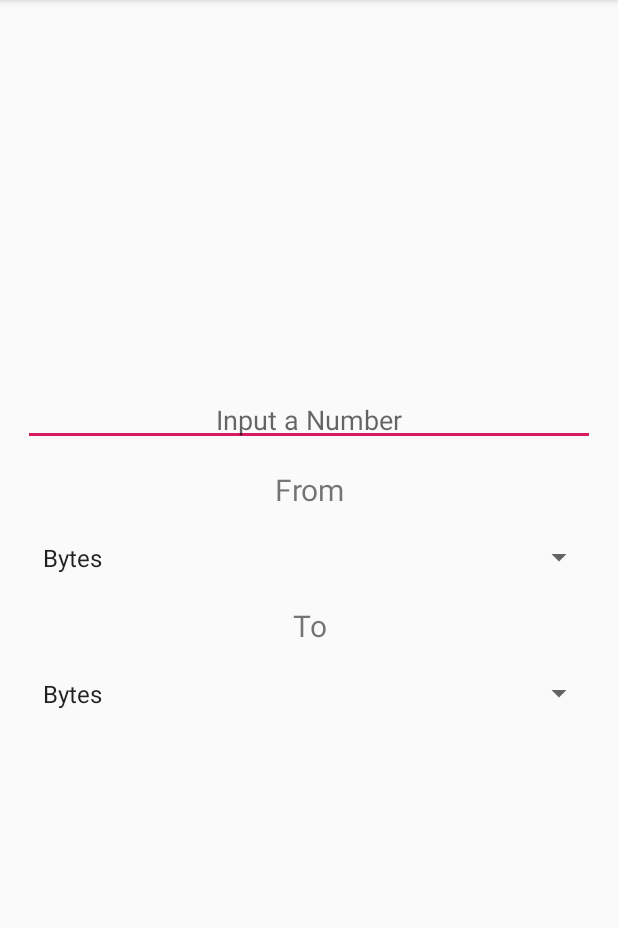
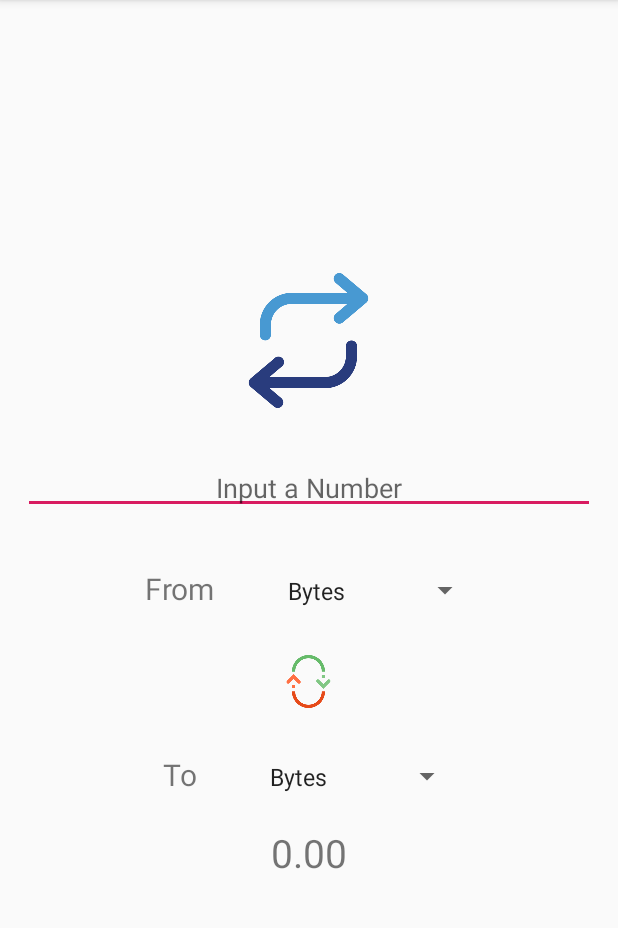
Before and after one commit to umairayub79/ByteConverter, an Android app: the screen it shows after launch (MainActivity), on a phone screen of 412 x 824 dp, the part 84-1012 px from its top. Run offline under Robolectric (Android 15) with nearby library versions, the phone set to English and light mode, and no system bars.

Commit message:
Added "Switch" button

```diff
--- a/app/src/main/java/codes/umair/byteconverter/MainActivity.java
+++ b/app/src/main/java/codes/umair/byteconverter/MainActivity.java
@@ -1,20 +1,20 @@
 package codes.umair.byteconverter;
-
-import androidx.appcompat.app.AppCompatActivity;
 
 import android.os.Bundle;
 import android.text.Editable;
 import android.text.TextWatcher;
-import android.text.format.Formatter;
 import android.view.View;
+import android.view.animation.AccelerateInterpolator;
+import android.view.animation.Animation;
+import android.view.animation.TranslateAnimation;
 import android.widget.AdapterView;
 import android.widget.ArrayAdapter;
-import android.widget.Button;
 import android.widget.EditText;
+import android.widget.ImageView;
 import android.widget.Spinner;
-import android.widget.Switch;
 import android.widget.TextView;
-import android.widget.Toast;
+
+import androidx.appcompat.app.AppCompatActivity;
 
 import java.util.Locale;
 
@@ -23,14 +23,36 @@ public class MainActivity extends AppCompatActivity {
     Spinner spinnerFrom, spinnerTo;
     TextView tv_result;
     EditText editText_input;
-    String[] units = {"Bytes", "Kilobytes", "Megabytes", "Gigabytes", "Terabytes"};
+    private final TextWatcher textWatcher = new TextWatcher() {
+        @Override
+        public void beforeTextChanged(CharSequence charSequence, int i, int i1, int i2) {
+
+        }
+
+        @Override
+        public void onTextChanged(CharSequence charSequence, int i, int i1, int i2) {
+            String input = editText_input.getText().toString();
+            if (input.isEmpty()) {
+                tv_result.setText("0.00");
+            } else {
+                task();
+            }
 
 
+        }
+
+        @Override
+        public void afterTextChanged(Editable editable) {
+
+        }
+    };
+    ImageView img_Icon;
+    ImageView img_btnSwitch;
 
     // 1KB == 1024 B
     // 1MB == 1024 KB
     // 1GB == 1024 MB
-
+    String[] Units = {"Bytes", "Kilobytes", "Megabytes", "Gigabytes", "Terabytes"};
 
     /*
 
@@ -46,74 +68,106 @@ public class MainActivity extends AppCompatActivity {
       To convert GB to MB Multiply digital value by 1024
       for example 1GB * 1024 = 1024 MB
 
-
      */
     @Override
     protected void onCreate(Bundle savedInstanceState) {
         super.onCreate(savedInstanceState);
         setContentView(R.layout.activity_main);
-        tv_result = (TextView) findViewById(R.id.tv_result);
-        spinnerFrom = (Spinner) findViewById(R.id.spinner_from);
-        spinnerTo = (Spinner) findViewById(R.id.spinner_to);
-        editText_input = (EditText) findViewById(R.id.edt_input);
+        tv_result = findViewById(R.id.tv_result);
+        spinnerFrom = findViewById(R.id.spinner_from);
+        spinnerTo = findViewById(R.id.spinner_to);
+        editText_input = findViewById(R.id.edt_input);
+        img_btnSwitch = findViewById(R.id.imgSwitch);
+        img_Icon = findViewById(R.id.imgVicon);
+        img_Icon.startAnimation(inFromLeft());
 
 
         //Creating the ArrayAdapter instance having the country list
-        ArrayAdapter adapter = new ArrayAdapter(this, android.R.layout.simple_spinner_item, units);
+        ArrayAdapter adapter = new ArrayAdapter(this, android.R.layout.simple_spinner_item, Units);
         adapter.setDropDownViewResource(android.R.layout.simple_spinner_dropdown_item);
         //Setting the ArrayAdapter data on the Spinner
         spinnerTo.setAdapter(adapter);
         spinnerFrom.setAdapter(adapter);
 
+        spinnerTo.setOnItemSelectedListener(new AdapterView.OnItemSelectedListener() {
+            @Override
+            public void onItemSelected(AdapterView<?> adapterView, View view, int i, long l) {
+
+                task();
+            }
+
+            @Override
+            public void onNothingSelected(AdapterView<?> adapterView) {
+
+            }
+        });
+        spinnerFrom.setOnItemSelectedListener(new AdapterView.OnItemSelectedListener() {
+            @Override
+            public void onItemSelected(AdapterView<?> adapterView, View view, int i, long l) {
+
+                task();
+            }
+
+            @Override
+            public void onNothingSelected(AdapterView<?> adapterView) {
+
+            }
+        });
+        img_btnSwitch.setOnClickListener(new View.OnClickListener() {
+            @Override
+            public void onClick(View view) {
+                long from = spinnerFrom.getSelectedItemId();
+                long to = spinnerTo.getSelectedItemId();
+                spinnerFrom.setSelection((int) to);
+                spinnerTo.setSelection((int) from);
+
+            }
+        });
         editText_input.addTextChangedListener(textWatcher);
+
 
     }
 
-    private final TextWatcher textWatcher = new TextWatcher() {
-        @Override
-        public void beforeTextChanged(CharSequence charSequence, int i, int i1, int i2) {
-
-        }
-
-        @Override
-        public void onTextChanged(CharSequence charSequence, int i, int i1, int i2) {
+    public void task() {
+        if (!editText_input.getText().toString().isEmpty()) {
             String input = editText_input.getText().toString();
             String from = spinnerFrom.getSelectedItem().toString();
             String to = spinnerTo.getSelectedItem().toString();
 
-            Convert(from, to, Long.parseLong(input));
+            Convert(from, to, Double.parseDouble(input));
+        }
     }
 
-        @Override
-        public void afterTextChanged(Editable editable) {
+    public void Convert(String from, String to, double input) {
 
-        }
-    };
-    public void Convert(String from, String to, long input) {
 
         //if input is in bytes
         if (from.equals("Bytes")) {
 
+            if (to.equals("Bytes")) {
+                String msg = String.format(Locale.getDefault(), "%.2f B", ((double) input));
+                tv_result.setText(msg);
+            }
             //if outSpin is in Kilobytes
             if (to.equals("Kilobytes")) {
-                String msg = String.format(Locale.getDefault(), "%.2f KB", ((double) input / 1024));
+                String msg = String.format(Locale.getDefault(), "%.2f KB", (input / 1024));
                 tv_result.setText(msg);
             }
             //if outSpin is in Megabytes
             if (to.equals("Megabytes")) {
-                String msg = String.format(Locale.getDefault(), "%.2f MB", ((double) input / 1024 / 1024));
+                String msg = String.format(Locale.getDefault(), "%.2f MB", (input / 1024 / 1024));
                 tv_result.setText(msg);
 
             }
             //if outSpin is in Gigabytes
             if (to.equals("Gigabytes")) {
-                String msg = String.format(Locale.getDefault(), "%.2f GB", ((double) input / 1024 / 1024 / 1024));
+                String msg = String.format(Locale.getDefault(), "%.2f GB", (input / 1024 / 1024 / 1024));
                 tv_result.setText(msg);
 
             }
             //if outSpin is in Terabytes
             if (to.equals("Terabytes")) {
-                String msg = String.format(Locale.getDefault(), "%.2f TB", ((double) input / 1024 / 1024 / 1024 / 1024));
+                String msg = String.format(Locale.getDefault(), "%.2f TB", (input / 1024 / 1024 / 1024 / 1024));
                 tv_result.setText(msg);
 
             }
@@ -123,27 +177,31 @@ public class MainActivity extends AppCompatActivity {
         //if input is in kilpbytes
         if (from.equals("Kilobytes")) {
 
+            if (to.equals("KiloBytes")) {
+                String msg = String.format(Locale.getDefault(), "%.2f KB", ((double) input));
+                tv_result.setText(msg);
+            }
             //if outSpin is in Kilobytes
             if (to.equals("Bytes")) {
-                String msg = String.format(Locale.getDefault(), "%.2f B", ((double) input * 1024));
+                String msg = String.format(Locale.getDefault(), "%.2f B", (input * 1024));
                 tv_result.setText(msg);
             }
             //if outSpin is in Megabytes
             if (to.equals("Megabytes")) {
-                String msg = String.format(Locale.getDefault(), "%.2f MB", ((double) input / 1024));
+                String msg = String.format(Locale.getDefault(), "%.2f MB", (input / 1024));
                 tv_result.setText(msg);
 
             }
             //if outSpin is in Gigabytes
             if (to.equals("Gigabytes")) {
-                String msg = String.format(Locale.getDefault(), "%.2f GB", ((double) input / 1024 / 1024));
+                String msg = String.format(Locale.getDefault(), "%.2f GB", (input / 1024 / 1024));
                 tv_result.setText(msg);
 
 
             }
             //if outSpin is in Terabytes
             if (to.equals("Terabytes")) {
-                String msg = String.format(Locale.getDefault(), "%.2f TB", ((double) input / 1024 / 1024 / 1024));
+                String msg = String.format(Locale.getDefault(), "%.2f TB", (input / 1024 / 1024 / 1024));
                 tv_result.setText(msg);
 
             }
@@ -152,29 +210,32 @@ public class MainActivity extends AppCompatActivity {
         //if input is in Megabytes
         if (from.equals("Megabytes")) {
 
+            if (to.equals("Megabytes")) {
+                String msg = String.format(Locale.getDefault(), "%.2f MB", ((double) input));
+                tv_result.setText(msg);
+            }
+
             //if outSpin is in Megabytes
             if (to.equals("Bytes")) {
-
-                String msg = String.format(Locale.getDefault(), "%.2f B", ((double) input * 1024 * 1024));
+                String msg = String.format(Locale.getDefault(), "%.2f B", (input * 1024 * 1024));
                 tv_result.setText(msg);
-
             }
 
             //if outSpin is in Kilobytes
             if (to.equals("Kilobytes")) {
-                String msg = String.format(Locale.getDefault(), "%.2f KB", ((double) input * 1024));
+                String msg = String.format(Locale.getDefault(), "%.2f KB", (input * 1024));
                 tv_result.setText(msg);
             }
 
             //if outSpin is in Gigabytes
             if (to.equals("Gigabytes")) {
-                String msg = String.format(Locale.getDefault(), "%.2f GB", ((double) input / 1024));
+                String msg = String.format(Locale.getDefault(), "%.2f GB", (input / 1024));
                 tv_result.setText(msg);
 
             }
             //if outSpin is in Terabytes
             if (to.equals("Terabytes")) {
-                String msg = String.format(Locale.getDefault(), "%.2f TB", ((double) input / 1024 / 1024));
+                String msg = String.format(Locale.getDefault(), "%.2f TB", (input / 1024 / 1024));
                 tv_result.setText(msg);
 
             }
@@ -183,26 +244,30 @@ public class MainActivity extends AppCompatActivity {
         //if input is in GigaBytes
         if (from.equals("Gigabytes")) {
 
+            if (to.equals("Gigabytes")) {
+                String msg = String.format(Locale.getDefault(), "%.2f GB", ((double) input));
+                tv_result.setText(msg);
+            }
             //if GB -> bytes
             if (to.equals("Bytes")) {
-                String msg = String.format(Locale.getDefault(), "%.2f B", ((double) input * 1024 * 1024 * 1024));
+                String msg = String.format(Locale.getDefault(), "%.2f B", (input * 1024 * 1024 * 1024));
                 tv_result.setText(msg);
             }
 
             //if GB -> Kilobytes
             if (to.equals("Kilobytes")) {
-                String msg = String.format(Locale.getDefault(), "%.2f KB", ((double) input * 1024 * 1024));
+                String msg = String.format(Locale.getDefault(), "%.2f KB", (input * 1024 * 1024));
                 tv_result.setText(msg);
             }
             //if GB -> Megabytes
             if (to.equals("Megabytes")) {
-                String msg = String.format(Locale.getDefault(), "%.2f MB", ((double) input * 1024));
+                String msg = String.format(Locale.getDefault(), "%.2f MB", (input * 1024));
                 tv_result.setText(msg);
             }
 
             //if GB -> Terabytes
             if (to.equals("Terabytes")) {
-                String msg = String.format(Locale.getDefault(), "%.2f TB", ((double) input / 1024));
+                String msg = String.format(Locale.getDefault(), "%.2f TB", (input / 1024));
                 tv_result.setText(msg);
             }
         }
@@ -210,28 +275,39 @@ public class MainActivity extends AppCompatActivity {
         //if input is in Terabytes
         if (from.equals("Terabytes")) {
 
+            if (to.equals("Terabytes")) {
+                String msg = String.format(Locale.getDefault(), "%.2f TB", ((double) input));
+                tv_result.setText(msg);
+            }
             //if outSpin is in Bytes
             if (to.equals("Bytes")) {
-                String msg = String.format(Locale.getDefault(), "%.2f B", ((double) input * 1024 * 1024 * 1024 * 1024));
+                String msg = String.format(Locale.getDefault(), "%.2f B", (input * 1024 * 1024 * 1024 * 1024));
                 tv_result.setText(msg);
             }
 
             //if outSpin is in Kilobytes
             if (to.equals("Kilobytes")) {
-                String msg = String.format(Locale.getDefault(), "%.2f KB", ((double) input * 1024 * 1024 * 1024));
+                String msg = String.format(Locale.getDefault(), "%.2f KB", (input * 1024 * 1024 * 1024));
                 tv_result.setText(msg);
             }
             //if outSpin is in Megabytes
             if (to.equals("Megabytes")) {
-                String msg = String.format(Locale.getDefault(), "%.2f MB", ((double) input * 1024 * 1024));
+                String msg = String.format(Locale.getDefault(), "%.2f MB", (input * 1024 * 1024));
                 tv_result.setText(msg);
 
             }
             //if outSpin is in Gigabytes
             if (to.equals("Gigabytes")) {
-                String msg = String.format(Locale.getDefault(), "%.2f GB", ((double) input * 1024));
+                String msg = String.format(Locale.getDefault(), "%.2f GB", (input * 1024));
                 tv_result.setText(msg);
             }
         }
     }
+
+    private Animation inFromLeft() {
+        Animation animation = new TranslateAnimation(Animation.RELATIVE_TO_PARENT, -1.0f, Animation.RELATIVE_TO_PARENT, 0.0f, Animation.RELATIVE_TO_PARENT, 0.0f, Animation.RELATIVE_TO_PARENT, 0.0f);
+        animation.setDuration(300);
+        animation.setInterpolator(new AccelerateInterpolator());
+        return animation;
     }
+}
--- a/app/src/main/res/layout/activity_main.xml
+++ b/app/src/main/res/layout/activity_main.xml
@@ -5,47 +5,80 @@
     android:gravity="center"
     android:orientation="vertical">
 
+    <ImageView
+        android:id="@+id/imgVicon"
+        android:layout_width="90dp"
+        android:layout_height="90dp"
+        android:layout_marginBottom="20dp"
+        android:src="@drawable/icon" />
+
     <EditText
         android:id="@+id/edt_input"
         android:layout_width="match_parent"
         android:layout_height="wrap_content"
         android:layout_margin="15dp"
         android:hint="Input a Number"
+        android:inputType="numberDecimal"
         android:padding="5dp"
-        android:inputType="numberDecimal"
         android:textAlignment="center" />
 
-    <TextView
-        android:layout_width="match_parent"
+
+    <LinearLayout
+        android:layout_width="wrap_content"
         android:layout_height="wrap_content"
-        android:textAlignment="center"
-        android:text="From"
-        android:textSize="20sp"/>
+        android:orientation="horizontal">
 
-    <Spinner
-        android:layout_margin="15dp"
-        android:padding="5dp"
-        android:layout_width="match_parent"
+        <TextView
+            android:layout_width="wrap_content"
+            android:layout_height="wrap_content"
+            android:layout_margin="15dp"
+            android:padding="5dp"
+            android:text="From"
+            android:textAlignment="center"
+            android:textSize="20sp" />
+
+        <Spinner
+            android:id="@+id/spinner_from"
+            android:layout_width="wrap_content"
+            android:layout_height="wrap_content"
+            android:layout_margin="15dp"
+            android:padding="5dp" />
+    </LinearLayout>
+
+    <ImageView
+        android:id="@+id/imgSwitch"
+        android:layout_width="35dp"
+        android:layout_height="35dp"
+        android:layout_margin="10dp"
+        android:src="@drawable/ic_switch" />
+
+    <LinearLayout
+        android:layout_width="wrap_content"
         android:layout_height="wrap_content"
-        android:id="@+id/spinner_from"/>
+        android:orientation="horizontal">
+
+        <TextView
+            android:layout_width="wrap_content"
+            android:layout_height="wrap_content"
+            android:layout_margin="15dp"
+            android:padding="5dp"
+            android:text="To"
+            android:textAlignment="center"
+            android:textSize="20sp" />
+
+        <Spinner
+            android:id="@+id/spinner_to"
+            android:layout_width="wrap_content"
+            android:layout_height="wrap_content"
+            android:layout_margin="15dp"
+            android:padding="5dp" />
+    </LinearLayout>
 
     <TextView
-        android:layout_width="match_parent"
-        android:layout_height="wrap_content"
-        android:textAlignment="center"
-        android:text="To"
-        android:textSize="20sp"/>
-    <Spinner
-        android:layout_margin="15dp"
-        android:padding="5dp"
-        android:layout_width="match_parent"
-        android:layout_height="wrap_content"
-        android:id="@+id/spinner_to"/>
-
-    <TextView
+        android:id="@+id/tv_result"
         android:layout_width="wrap_content"
         android:layout_height="wrap_content"
-        android:textSize="20sp"
-        android:id="@+id/tv_result"/>
+        android:text="0.00"
+        android:textSize="26sp" />
 
 </LinearLayout>
```
Also changed, not shown: app/src/main/res/drawable/ic_switch.png (added), app/src/main/res/drawable/icon.png (added). Lines whose indentation alone changed are shown as unchanged.
